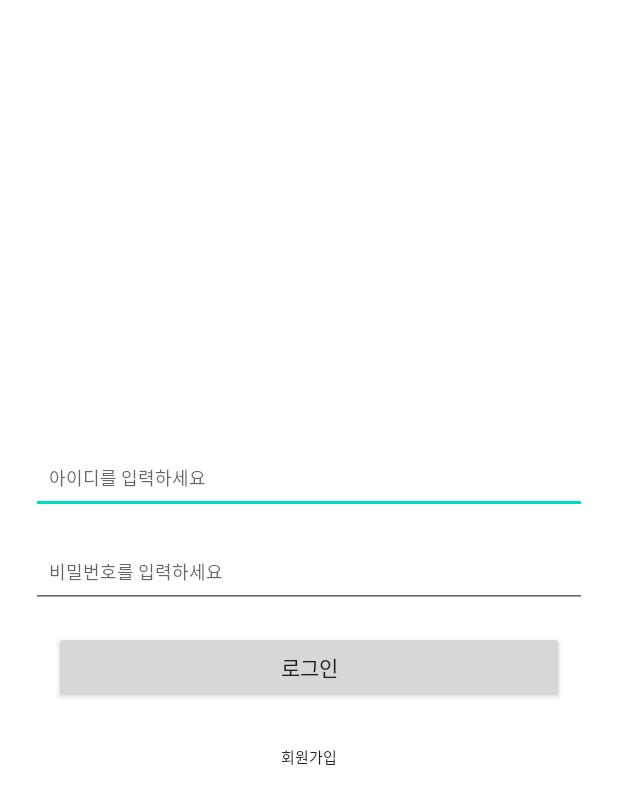
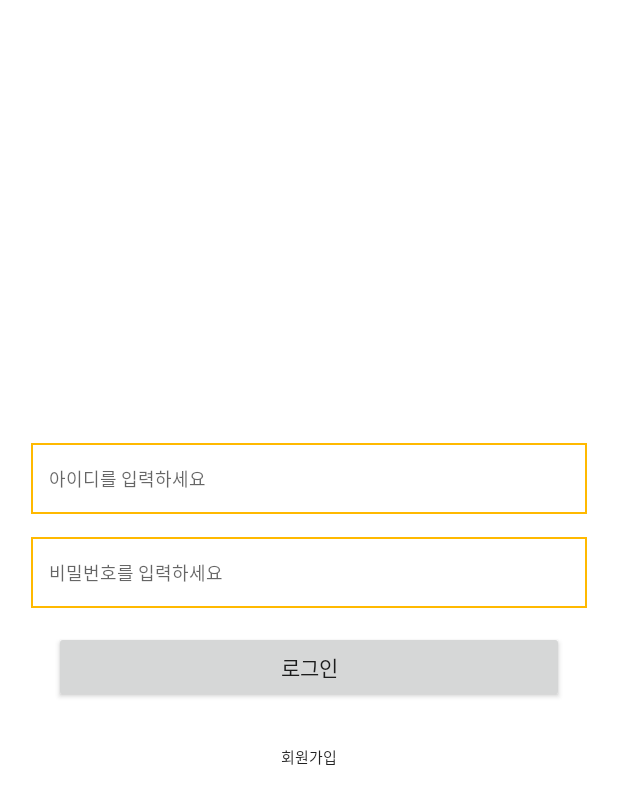
Before and after one commit to Hackaton-2022-Strike/Strike_Android, an Android app: the screen it shows after launch (LoginActivity), on a phone screen of 412 x 824 dp. Shown: the top 804 px of the screen. Run offline under Robolectric (Android 15) with nearby library versions, the phone set to English and light mode, and no system bars.

Commit message:
login xml 구현중

```diff
--- /dev/null
+++ b/app/src/main/res/drawable/et_login_round.xml
@@ -0,0 +1,9 @@
+<?xml version="1.0" encoding="utf-8"?>
+<shape xmlns:android="http://schemas.android.com/apk/res/android">
+    <padding android:left="5dp"
+        android:top="5dp"
+        android:right="5dp"
+        android:bottom="5dp"/>
+    <stroke android:width="1.5dp" android:color="@color/main_color"/>
+    <solid android:color="@null"/>
+</shape>
--- a/app/src/main/res/layout/activity_login.xml
+++ b/app/src/main/res/layout/activity_login.xml
@@ -19,6 +19,7 @@
             android:layout_marginStart="15dp"
             android:layout_marginEnd="15dp"
             android:hint="아이디를 입력하세요"
+            android:background="@drawable/et_login_round"
             android:paddingLeft="12dp"
             android:textColor="@color/black"
             android:textSize="12sp"
@@ -32,6 +33,7 @@
             android:layout_height="47dp"
             android:layout_marginTop="15dp"
             android:hint="비밀번호를 입력하세요"
+            android:background="@drawable/et_login_round"
             android:paddingLeft="12dp"
             android:textColor="@color/black"
             android:textSize="12sp"
--- a/app/src/main/res/values/colors.xml
+++ b/app/src/main/res/values/colors.xml
@@ -8,4 +8,5 @@
     <color name="black">#FF000000</color>
     <color name="white">#FFFFFFFF</color>
     <color name="main_color">#FFB900</color>
+    <color name="btn_color">#454545</color>
 </resources>
```
